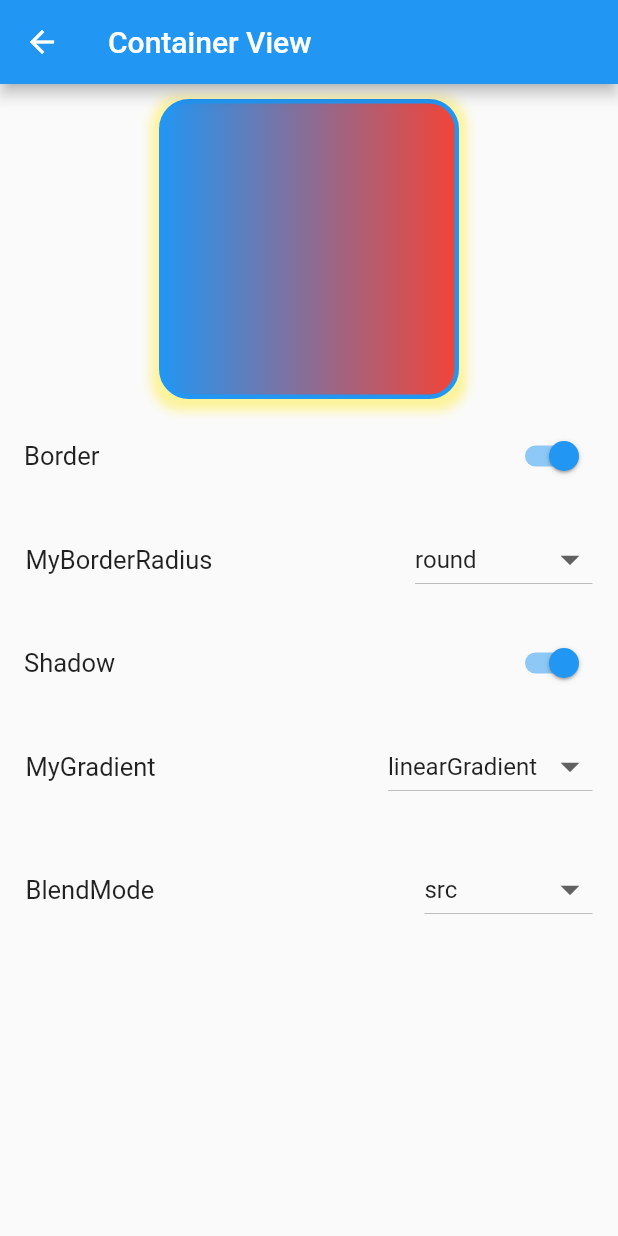
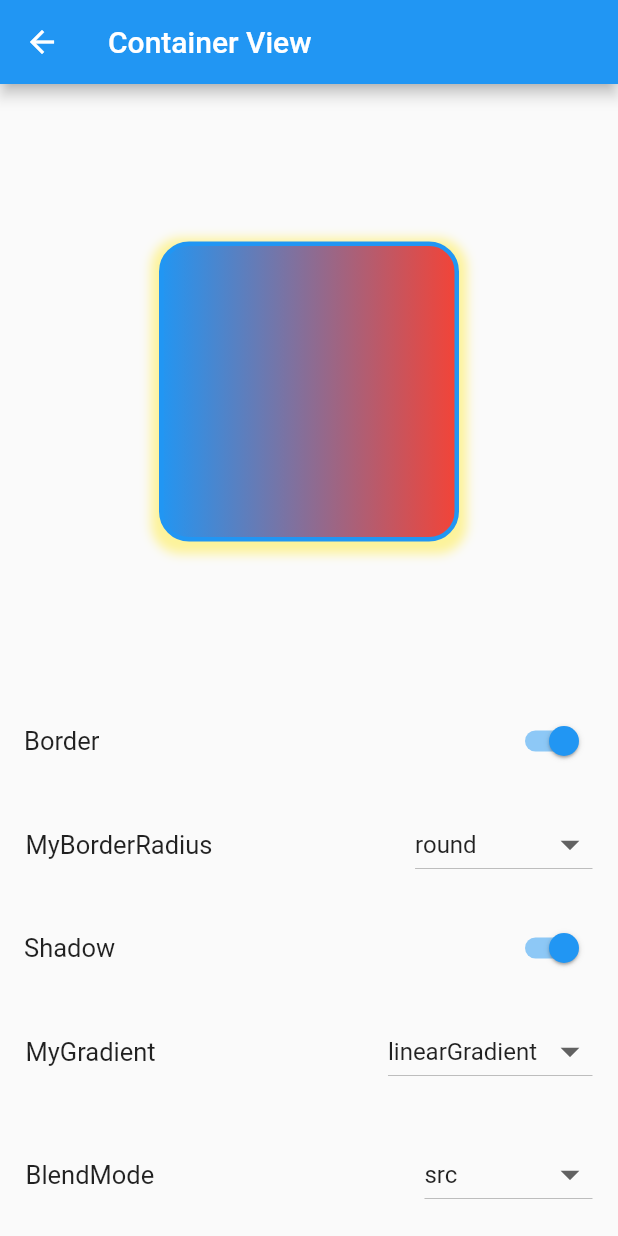
Before and after one commit to luke-nguyen-goldenowl/flutter_widget_app, a Flutter app: the ContainerView screen opened by its route, on a phone screen of 412 x 824 dp. Run offline on Flutter 3.47's test engine with Material 2 defaults, Android fonts, the phone set to English and light mode, and no system bars.

Commit message:
fix container_view.dart and update stack_and_align.dart

```diff
--- a/lib/screens/container_view.dart
+++ b/lib/screens/container_view.dart
@@ -34,21 +34,25 @@ enum MyGradient {
 class _ContainerViewState extends State<ContainerView> {
   bool _showBorder = true;
   bool _showShadow = true;
-  // Map<String, BorderRadius> listBorder = {
-  //   'round': BorderRadius.circular(20),
-  // };
-  List<BorderRadius> listRadius = [
-    BorderRadius.circular(20),
+  Map<MyBorderRadius, BorderRadius> mapBorder = {
+    MyBorderRadius.round: BorderRadius.circular(20),
+    MyBorderRadius.circle: BorderRadius.circular(200),
+    MyBorderRadius.left:
         const BorderRadius.horizontal(left: Radius.circular(20)),
+    MyBorderRadius.right:
         const BorderRadius.horizontal(right: Radius.circular(20)),
-    const BorderRadius.vertical(top: Radius.circular(20)),
+    MyBorderRadius.top: const BorderRadius.vertical(top: Radius.circular(20)),
+    MyBorderRadius.bottom:
         const BorderRadius.vertical(bottom: Radius.circular(20)),
+    MyBorderRadius.topLeft:
         const BorderRadius.only(topLeft: Radius.circular(20)),
+    MyBorderRadius.topRight:
         const BorderRadius.only(topRight: Radius.circular(20)),
+    MyBorderRadius.bottomLeft:
         const BorderRadius.only(bottomLeft: Radius.circular(20)),
+    MyBorderRadius.bottomRight:
         const BorderRadius.only(bottomRight: Radius.circular(20)),
-    BorderRadius.circular(200),
-  ];
+  };
   MyBorderRadius _radius = MyBorderRadius.round;
   BlendMode _blendMode = BlendMode.src;
   MyGradient _gradient = MyGradient.linearGradient;
@@ -65,26 +69,8 @@ class _ContainerViewState extends State<ContainerView> {
     });
   }
 
-  BorderRadius _onChangedBorderRadius(MyBorderRadius radius) {
-    return radius == MyBorderRadius.round
-        ? listRadius[0]
-        : radius == MyBorderRadius.left
-            ? listRadius[1]
-            : radius == MyBorderRadius.right
-                ? listRadius[2]
-                : radius == MyBorderRadius.top
-                    ? listRadius[3]
-                    : radius == MyBorderRadius.bottom
-                        ? listRadius[4]
-                        : radius == MyBorderRadius.topLeft
-                            ? listRadius[5]
-                            : radius == MyBorderRadius.topRight
-                                ? listRadius[6]
-                                : radius == MyBorderRadius.bottomLeft
-                                    ? listRadius[7]
-                                    : radius == MyBorderRadius.bottomRight
-                                        ? listRadius[8]
-                                        : listRadius[9];
+  BorderRadius? _onChangedBorderRadius(MyBorderRadius radius) {
+    return mapBorder[radius];
   }
 
   Gradient _onChangedBackground(MyGradient gradient) {
@@ -131,8 +117,11 @@ class _ContainerViewState extends State<ContainerView> {
       ),
       body: Column(
         children: [
+          Expanded(
+            child: Column(
+              mainAxisAlignment: MainAxisAlignment.center,
+              children: [
                 Container(
-            margin: const EdgeInsets.all(10),
                   height: 200,
                   width: 200,
                   decoration: BoxDecoration(
@@ -156,6 +145,9 @@ class _ContainerViewState extends State<ContainerView> {
                         : null,
                     gradient: _onChangedBackground(_gradient),
                     backgroundBlendMode: _blendMode,
+                  ),
+                ),
+              ],
             ),
           ),
           SwitchListTile(
```
Also changed, not shown: lib/screens/stack_and_align.dart (+34 -1 lines). Lines whose indentation alone changed are shown as unchanged.
